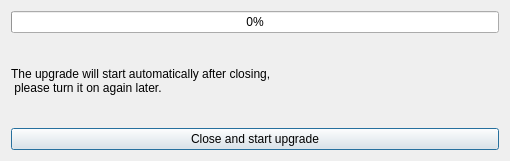
This is autoupdatedialog.ui in ic005k/OCAuxiliaryTools as Qt 5 draws it before an edit. The edited form follows.
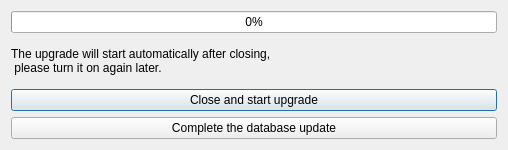
This is the edited form.

```diff
--- a/autoupdatedialog.ui
+++ b/autoupdatedialog.ui
@@ -6,22 +6,14 @@
    <rect>
     <x>0</x>
     <y>0</y>
-    <width>510</width>
-    <height>161</height>
+    <width>508</width>
+    <height>150</height>
    </rect>
   </property>
   <property name="windowTitle">
    <string>Dialog</string>
   </property>
   <layout class="QGridLayout" name="gridLayout">
-   <item row="2" column="0">
-    <widget class="QLabel" name="label">
-     <property name="text">
-      <string>The upgrade will start automatically after closing, 
- please turn it on again later.</string>
-     </property>
-    </widget>
-   </item>
    <item row="0" column="0">
     <widget class="QProgressBar" name="progressBar">
      <property name="value">
@@ -29,13 +21,28 @@
      </property>
     </widget>
    </item>
-   <item row="3" column="0">
+   <item row="1" column="0">
+    <widget class="QLabel" name="label">
+     <property name="text">
+      <string>The upgrade will start automatically after closing, 
+ please turn it on again later.</string>
+     </property>
+    </widget>
+   </item>
+   <item row="2" column="0">
     <widget class="QPushButton" name="btnStartUpdate">
      <property name="text">
       <string>Close and start upgrade</string>
      </property>
     </widget>
    </item>
+   <item row="3" column="0">
+    <widget class="QPushButton" name="btnUpdateDatabase">
+     <property name="text">
+      <string>Complete the database update</string>
+     </property>
+    </widget>
+   </item>
   </layout>
  </widget>
  <resources/>
```
